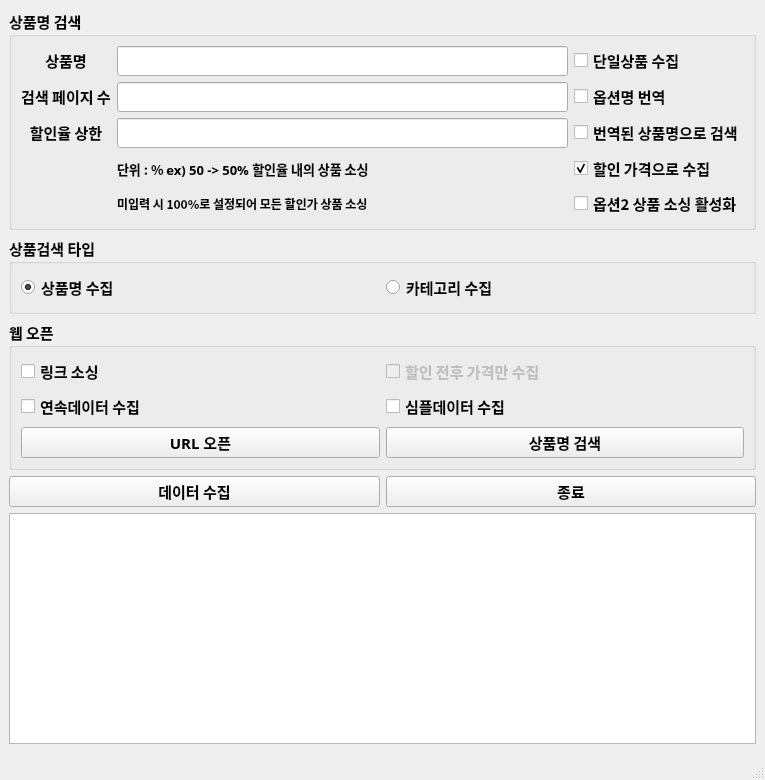
Old version of the form AliExpressShoppingCrawller/driver/main_ui.ui in the repository TomLee9903/TomLee9903.
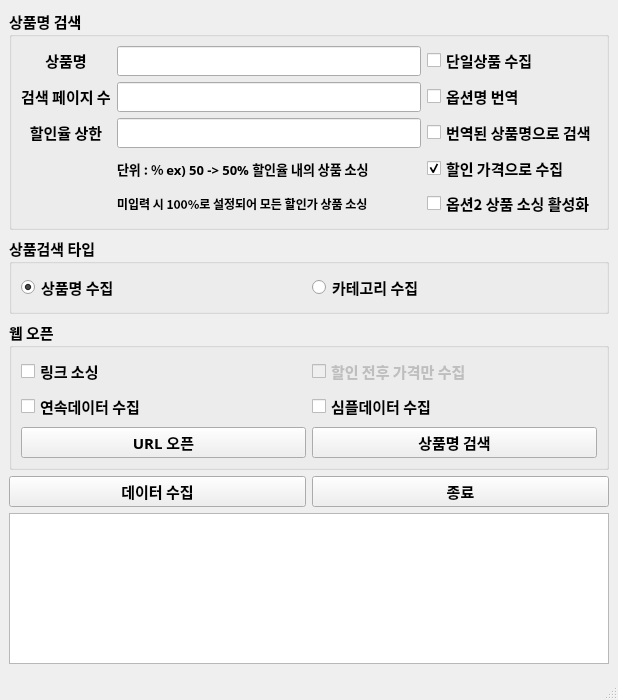
New version of the form.

Commit message: [AliExpress] 알리 미국 버전 추가

```diff
--- a/AliExpressShoppingCrawller/driver/main_ui.ui
+++ b/AliExpressShoppingCrawller/driver/main_ui.ui
@@ -6,8 +6,8 @@
    <rect>
     <x>0</x>
     <y>0</y>
-    <width>765</width>
-    <height>780</height>
+    <width>618</width>
+    <height>700</height>
    </rect>
   </property>
   <property name="font">
```
Left out of the diff: 4 changed lines with no effect on the pictures. The commit also changes 1 other file.
